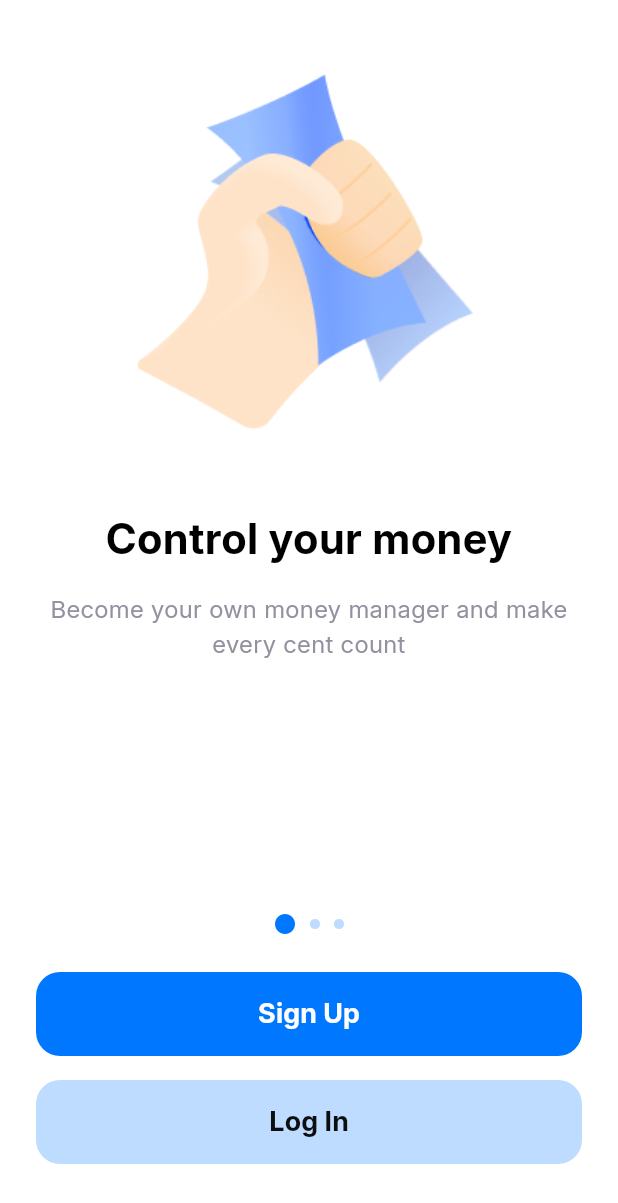
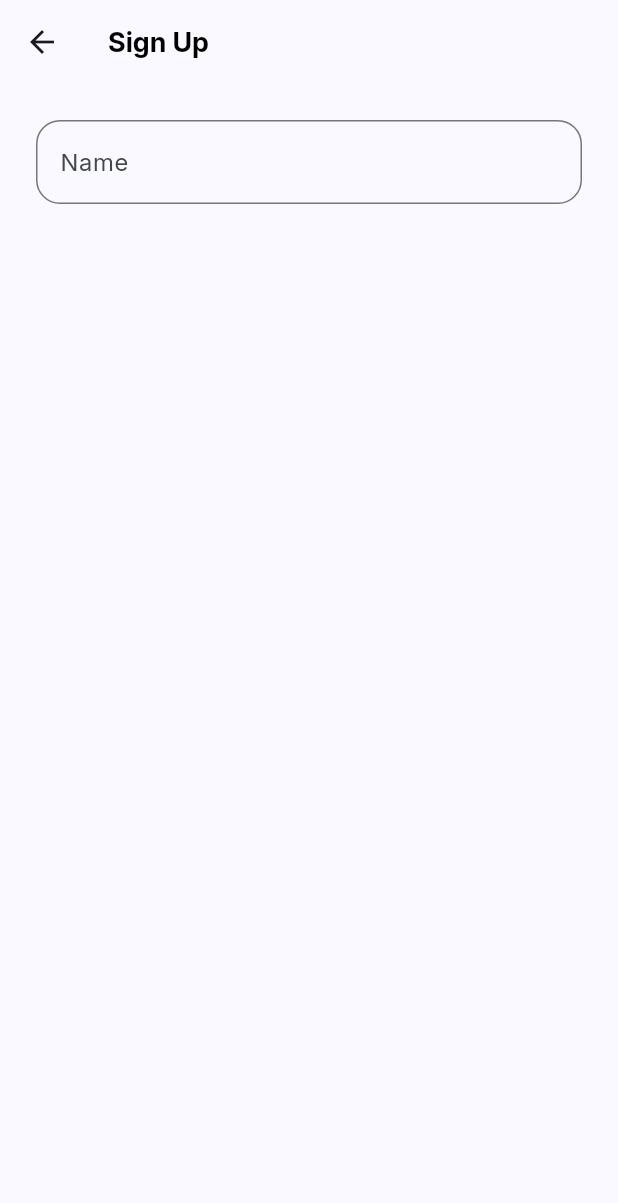
Before and after one commit to MONET-SYSTEM/monetUI, a Flutter app: the screen it shows after launch, after a tap on "Sign Up", on a phone screen of 412 x 824 dp. Shown: the top 1203 px of the screen. Run offline on Flutter 3.47's test engine with Material 3 defaults, Android fonts, the phone set to English and light mode, and no system bars.

Commit message:
Update for our UI flutter

```diff
--- a/lib/main.dart
+++ b/lib/main.dart
@@ -2,6 +2,7 @@ import 'package:flutter/material.dart';
 import 'package:monet/resources/app_colours.dart';
 import 'package:monet/resources/app_routes.dart';
 import 'package:monet/resources/app_strings.dart';
+import 'package:monet/resources/views/auth/signup.dart';
 import 'package:monet/resources/views/onboarding/splash_screen.dart';
 import 'package:monet/resources/views/onboarding/walkthrough.dart';
 
@@ -25,7 +26,8 @@ class MyApp extends StatelessWidget {
      initialRoute: AppRoutes.splash,
      routes: {
         AppRoutes.splash: (context)=> const SplashScreen(),
-       AppRoutes.walkThrough: (context)=> const WalkthroughScreen()
+        AppRoutes.walkThrough: (context)=> const WalkthroughScreen(),
+        AppRoutes.signup: (context)=> const SignupScreen()
      },
     );
   }
--- a/lib/resources/app_colours.dart
+++ b/lib/resources/app_colours.dart
@@ -7,5 +7,5 @@ class AppColours {
   static Color backgroundColor = const Color(0xffFFFFFF);
   static Color light20 = const Color(0xff91919F);
   static Color dark100 = const Color(0xff0D0E0F);
-
+  static Color inputBg = const Color(0xFFE0E2E9);
 }
--- a/lib/resources/app_routes.dart
+++ b/lib/resources/app_routes.dart
@@ -1,4 +1,5 @@
 class AppRoutes {
   static String splash = '/';
   static String walkThrough = '/walkthrough';
+  static String signup = '/signup';
 }
--- /dev/null
+++ b/lib/resources/app_spacing.dart
@@ -0,0 +1,7 @@
+import 'package:flutter/cupertino.dart';
+
+class AppSpacing {
+  static SizedBox horizontal({double size = 24}) => SizedBox(width: size);
+  static SizedBox vertical({double size = 24}) => SizedBox(height: size);
+  static SizedBox empty() => const SizedBox();
+}
--- a/lib/resources/app_strings.dart
+++ b/lib/resources/app_strings.dart
@@ -8,4 +8,5 @@ class AppStrings {
   static String walkthroughDescription2 = "Track your transaction easily, with categories and financial report ";
   static String walkthroughTitle3 = "Planning ahead";
   static String walkthroughDescription3 = "Setup your budget for each category so you in control";
+  static String inputIsRequired = ':input is required';
 }
--- a/lib/resources/app_styles.dart
+++ b/lib/resources/app_styles.dart
@@ -2,11 +2,11 @@ import 'package:flutter/material.dart';
 
 class AppStyles {
   static TextStyle titleX({double size = 64, Color color = Colors.black}) {
-      return TextStyle(
+    return TextStyle(
         color: color,
         fontSize: size,
         fontWeight: FontWeight.bold
-      );
+    );
   }
 
   static TextStyle title1({double size = 28, Color color = Colors.black}) {
@@ -25,12 +25,30 @@ class AppStyles {
     );
   }
 
-  static TextStyle regular1({double size = 16, Color color = Colors.black, FontWeight weight = FontWeight.normal}) {
+  static TextStyle regular1({double size = 16, Color color = Colors
+      .black, FontWeight weight = FontWeight.normal}) {
     return TextStyle(
-      color: color,
-      fontSize: size,
-      fontWeight: weight
+        color: color,
+        fontSize: size,
+        fontWeight: weight
     );
   }
 
+  static TextStyle medium({double size = 16, Color color = Colors
+      .black, FontWeight weight = FontWeight.normal}) {
+    return TextStyle(
+        color: color,
+        fontSize: size,
+        fontWeight: FontWeight.w600
+    );
+  }
+
+  static TextStyle appTitle({double size = 18, Color color = Colors
+      .black, FontWeight weight = FontWeight.normal}) {
+    return TextStyle(
+        color: color,
+        fontSize: size,
+        fontWeight: FontWeight.w600
+    );
+  }
 }
--- /dev/null
+++ b/lib/resources/views/auth/signup.dart
@@ -0,0 +1,32 @@
+import 'package:flutter/material.dart';
+import 'package:monet/resources/app_strings.dart';
+import 'package:monet/resources/app_styles.dart';
+import 'package:monet/resources/views/components/form/text_signup.dart';
+
+class SignupScreen extends StatefulWidget {
+  const SignupScreen({super.key});
+
+  @override
+  State<SignupScreen> createState() => _SignupScreenState();
+}
+
+class _SignupScreenState extends State<SignupScreen> {
+  @override
+  Widget build(BuildContext context) {
+    return Scaffold(
+      appBar: AppBar(
+        title: Text(AppStrings.signUp, style: AppStyles.appTitle()),
+        leading: InkWell(
+          onTap: ()=> Navigator.of(context).pop(),
+          child: Icon(Icons.arrow_back),
+        ),
+      ),
+      body: ListView(
+        padding: EdgeInsets.all(24),
+        children: [
+          TextInputComponent(label: 'Name',)
+        ],
+      ),
+    );
+  }
+}
--- /dev/null
+++ b/lib/resources/views/components/form/text_signup.dart
@@ -0,0 +1,27 @@
+import 'package:flutter/material.dart';
+import 'package:monet/resources/app_colours.dart';
+import 'package:monet/resources/app_strings.dart';
+import 'package:monet/resources/app_styles.dart';
+
+class TextInputComponent extends StatefulWidget {
+  final String label;
+  const TextInputComponent({super.key, required this.label});
+
+  @override
+  State<TextInputComponent> createState() => _TextInputComponentState();
+}
+
+class _TextInputComponentState extends State<TextInputComponent> {
+  @override
+  Widget build(BuildContext context) {
+      return TextFormField(
+        decoration: InputDecoration(
+          labelText: widget.label,
+          border: OutlineInputBorder(
+            borderRadius: BorderRadius.circular(16),
+            borderSide: BorderSide(color: AppColours.light20),
+          )
+        ),
+      );
+  }
+}
--- a/lib/resources/views/components/ui/button.dart
+++ b/lib/resources/views/components/ui/button.dart
@@ -7,8 +7,9 @@ class ButtonComponent extends StatefulWidget {
   final double? width;
   final Widget? icon;
   final ButtonType? type;
+  final Function() onPressed;
 
-  const ButtonComponent({super.key, required this.label, this.icon, this.type, this.width});
+  const ButtonComponent({super.key, required this.label, this.icon, this.type, this.width, required this.onPressed});
 
   @override
   State<ButtonComponent> createState() => _ButtonComponentState();
@@ -20,7 +21,9 @@ class _ButtonComponentState extends State<ButtonComponent> {
     return SizedBox(
       width: widget.width ?? MediaQuery.of(context).size.width,
       height: 56,
-      child: ElevatedButton(onPressed: (){},style: ElevatedButton.styleFrom(
+      child: ElevatedButton(
+          onPressed: widget.onPressed,
+          style: ElevatedButton.styleFrom(
           elevation: 0,
           shape: RoundedRectangleBorder(borderRadius: BorderRadius.circular(16)),
           backgroundColor: widget.type == ButtonType.secondary ? AppColours.primaryColourLight : AppColours.primaryColour
--- a/lib/resources/views/onboarding/walkthrough.dart
+++ b/lib/resources/views/onboarding/walkthrough.dart
@@ -1,5 +1,6 @@
 import 'package:flutter/material.dart';
 import 'package:monet/resources/app_colours.dart';
+import 'package:monet/resources/app_routes.dart';
 import 'package:monet/resources/app_strings.dart';
 import 'package:monet/resources/app_styles.dart';
 import 'package:monet/resources/views/components/ui/button.dart';
@@ -156,13 +157,14 @@ class _WalkthroughScreenState extends State<WalkthroughScreen> {
             child: Icon(
               Icons.circle,
               size: currentPage == i ? 16 : 8,
-              color: currentPage == i
+              color:
+                  currentPage == i
                       ? AppColours.primaryColour
                       : AppColours.primaryColourLight,
             ),
           ),
           if (i < slides.length - 1) const SizedBox(width: 8),
-        ]
+        ],
       ],
     );
   }
@@ -170,11 +172,12 @@ class _WalkthroughScreenState extends State<WalkthroughScreen> {
   Widget buttons() {
     return Column(
       children: [
-        ButtonComponent(label: AppStrings.signUp),
+        ButtonComponent(label: AppStrings.signUp, onPressed: () => Navigator.of(context).pushNamed(AppRoutes.signup)),
         const SizedBox(height: 16),
         ButtonComponent(
           type: ButtonType.secondary,
           label: AppStrings.logIn,
+          onPressed: () {},
         ),
       ],
     );
--- a/pubspec.yaml
+++ b/pubspec.yaml
@@ -77,9 +77,10 @@ flutter:
      - family: Inter
        fonts:
           - asset: assets/fontsF/Inter_18pt-Bold.ttf
+          - asset: assets/fontsF/Inter_18pt-Medium.ttf
             weight: 700
           - asset: assets/fontsF/Inter_18pt-Regular.ttf
-            weight: 400
+            weight: 600
   #   - family: Trajan Pro
   #     fonts:
   #       - asset: fonts/TrajanPro.ttf
```
Also changed, not shown: assets/fontsF/Inter_18pt-Medium.ttf (added), 1 other file. Lines whose indentation alone changed are shown as unchanged.
